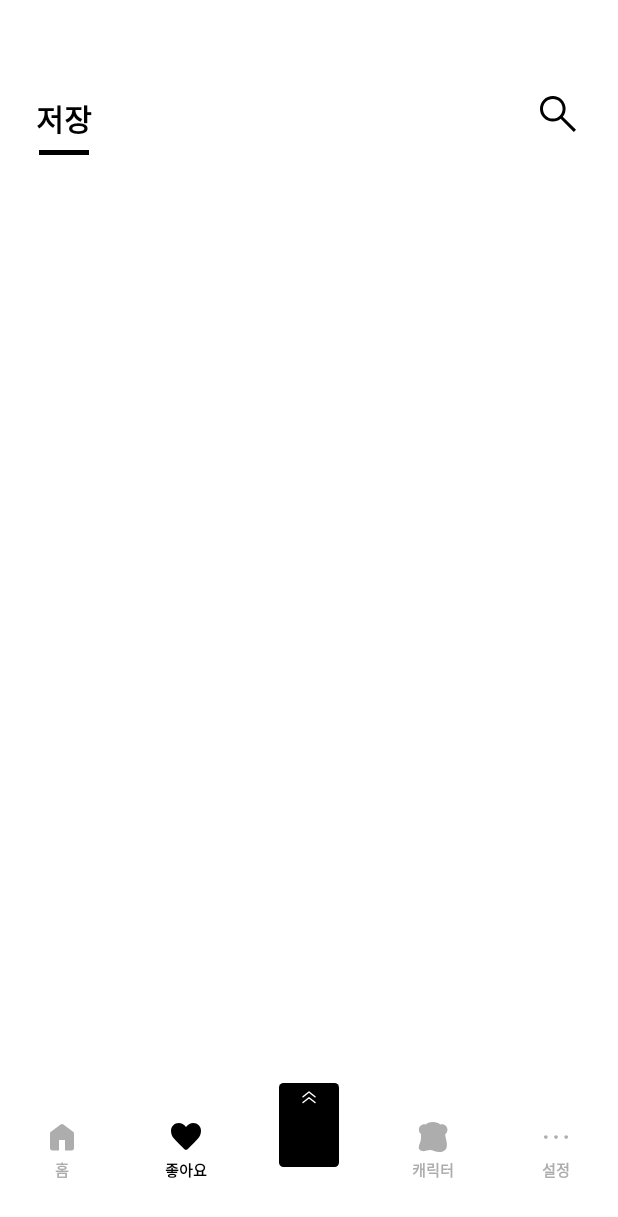
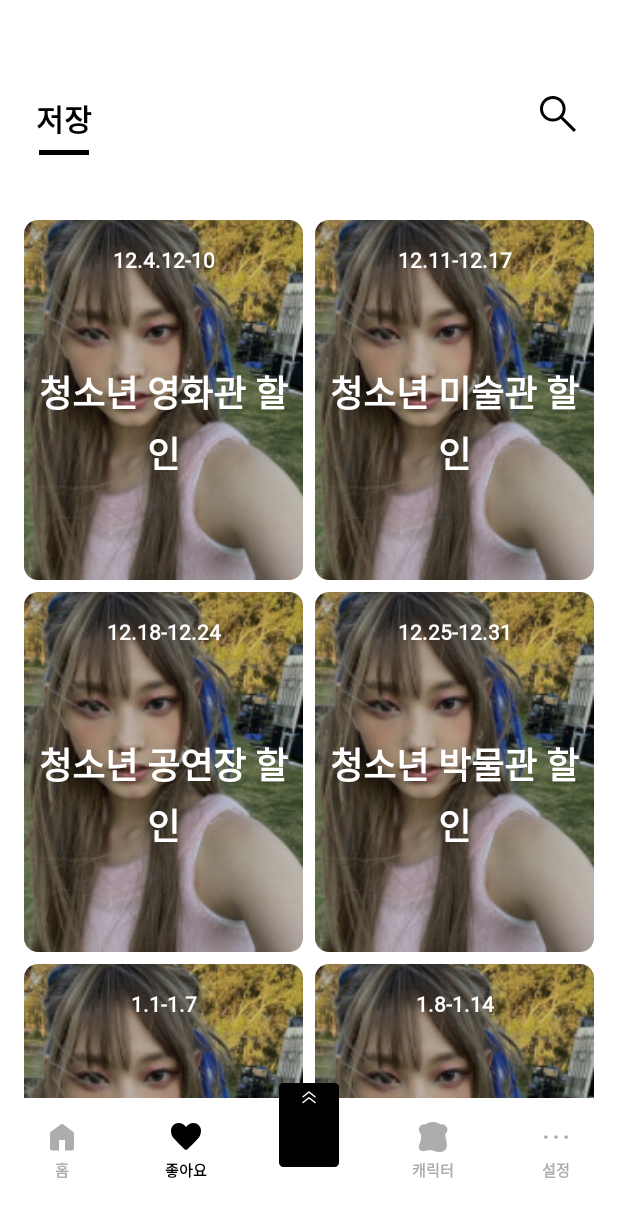
Before and after one commit to Keyneez/Keyneez-AOS, an Android app: the screen it shows after launch (MainActivity), item 2 of the bottom bar chosen, on a phone screen of 412 x 824 dp. Shown: the top 1217 px of the screen. Run offline under Robolectric (Android 15) with nearby library versions, the light colour scheme and no system bars; our stand-ins replace Dagger/Hilt's generated code, Timber, data binding; pictures from the network do not load.

Commit message:
[FEAT/#6] 저장 탭 구현 완료

```diff
--- /dev/null
+++ b/app/src/main/java/com/keyneez/data/entity/LikeData.kt
@@ -0,0 +1,7 @@
+package com.keyneez.data.entity
+
+data class LikeData(
+    val background: Int,
+    val date: String,
+    val title: String
+)
--- /dev/null
+++ b/app/src/main/java/com/keyneez/presentation/main/like/LikeAdapter.kt
@@ -0,0 +1,38 @@
+package com.keyneez.presentation.main.like
+
+import android.view.LayoutInflater
+import android.view.ViewGroup
+import androidx.recyclerview.widget.RecyclerView
+import coil.load
+import coil.transform.RoundedCornersTransformation
+import com.keyneez.data.entity.LikeData
+import com.lab.keyneez.R
+import com.lab.keyneez.databinding.ItemLikeContentBinding
+
+class LikeAdapter : RecyclerView.Adapter<LikeAdapter.getViewHolder>() {
+    var data = listOf<LikeData>()
+
+    override fun onCreateViewHolder(parent: ViewGroup, viewType: Int): getViewHolder {
+        val binding =
+            ItemLikeContentBinding.inflate(LayoutInflater.from(parent.context), parent, false)
+        return getViewHolder(binding)
+    }
+
+    override fun getItemCount(): Int = data.size
+    override fun onBindViewHolder(holder: getViewHolder, position: Int) {
+        holder.bind(data[position])
+    }
+
+    class getViewHolder(private val binding: ItemLikeContentBinding) :
+        RecyclerView.ViewHolder(binding.root) {
+        fun bind(item: LikeData) {
+            binding.ivLikeBackground.load(item.background) {
+                fallback(R.drawable.img_like_background)
+                placeholder(R.drawable.img_like_background)
+                transformations(RoundedCornersTransformation(14f))
+            }
+            binding.tvLikeDate.text = item.date
+            binding.tvLikeTitle.text = item.title
+        }
+    }
+}
--- a/app/src/main/java/com/keyneez/presentation/main/like/LikeFragment.kt
+++ b/app/src/main/java/com/keyneez/presentation/main/like/LikeFragment.kt
@@ -2,12 +2,63 @@ package com.keyneez.presentation.main.like
 
 import android.os.Bundle
 import android.view.View
+import androidx.fragment.app.viewModels
+import androidx.recyclerview.widget.GridLayoutManager
+import com.keyneez.data.entity.LikeData
 import com.keyneez.util.binding.BindingFragment
 import com.lab.keyneez.R
 import com.lab.keyneez.databinding.FragmentLikeBinding
 
 class LikeFragment : BindingFragment<FragmentLikeBinding>(R.layout.fragment_like) {
+    // newinstance() 사용하기
+    // private val likeViewModel by viewModels<LikeViewModel>()
+    lateinit var likeAdapter: LikeAdapter
+    val data = mutableListOf<LikeData>()
+    val viewModel: LikeViewModel by viewModels()
+    // liveData는 observer 패턴을 기반으로 하며 뷰모델과 뷰 간의 통신을 쉽게 한다.
+    // 또한 데이터 변경을 관찰하고 데이터를 자동으로 업데이트한다.
+
     override fun onViewCreated(view: View, savedInstanceState: Bundle?) {
         super.onViewCreated(view, savedInstanceState)
+        initLikeAdapter()
+        initLikeSaveClickListener()
+        initLikeSearchClickListener()
+        setupLikeData()
+    }
+
+    private fun initLikeSearchClickListener() {
+        binding.btnLikeSearch.setOnClickListener {
+            // 검색화면으로 이동
+        }
+    }
+
+    private fun initLikeSaveClickListener() {
+        binding.btnLikeSave.setOnClickListener {
+            binding.rvLikeContent.smoothScrollToPosition(0)
+        }
+    }
+
+    private fun setupLikeData() {
+        // ViewModel을 observe하는 부분을 사용하면 된다.
+        // 뷰모델에서 likelist가 바뀔 때마다 자동적으로 호출되어 바꿔줌
+        // viewLifecycleOwner 대신에 액티비티에서는 this를 사용해 준다.
+        // 상태 변경을 자동으로 알린다.
+        viewModel.likeList.observe(viewLifecycleOwner) {
+            // 어댑터에서 mutablelist썼으면 뷰홀더에서도 mutablelist를 사용하고 어댑터에서 listOf를 썼으면 뷰홀더에서도 통일하기
+            likeAdapter.data = it
+            likeAdapter.notifyDataSetChanged()
+        }
+    }
+
+    private fun initLikeAdapter() {
+        likeAdapter = LikeAdapter()
+        binding.rvLikeContent.adapter = likeAdapter
+        binding.rvLikeContent.layoutManager = GridLayoutManager(activity, 2)
+    }
+
+    companion object {
+        fun newInstance(): LikeFragment {
+            return LikeFragment()
+        }
     }
 }
--- /dev/null
+++ b/app/src/main/java/com/keyneez/presentation/main/like/LikeViewModel.kt
@@ -0,0 +1,59 @@
+package com.keyneez.presentation.main.like
+
+import androidx.lifecycle.LiveData
+import androidx.lifecycle.MutableLiveData
+import androidx.lifecycle.ViewModel
+import com.keyneez.data.entity.LikeData
+import com.lab.keyneez.R
+
+class LikeViewModel : ViewModel() {
+    // binding하는 방식으로 선언해 주기!
+    private val _likeList = MutableLiveData<List<LikeData>>()
+    val likeList: LiveData<List<LikeData>>
+        get() = _likeList
+
+    init {
+        // viewModel을 실행할 때 getLikeList를 제일 먼저 가져와 주세요
+        // init 함수는 매개변수가 없고 반환되는 값이 없는 특별한 함수이다.
+        // 생성자를 통해 인스턴스를 만들어 질 때 생성되는 함수이다.
+        // 생성자를 초기화할 수 있다.
+        getLikeList()
+    }
+
+    private fun getLikeList() {
+        // 코틀린은 자동적으로 타입을 추론해 주기 때문에 굳이 타입을 안 써줘도 된다.
+        val LikeDatas = listOf(
+            LikeData(
+                background = R.drawable.img_like_background,
+                date = "12.4.12-10",
+                title = "청소년 영화관 할인"
+            ),
+            LikeData(
+                background = R.drawable.img_like_background,
+                date = "12.11-12.17",
+                title = "청소년 미술관 할인"
+            ),
+            LikeData(
+                background = R.drawable.img_like_background,
+                date = "12.18-12.24",
+                title = "청소년 공연장 할인"
+            ),
+            LikeData(
+                background = R.drawable.img_like_background,
+                date = "12.25-12.31",
+                title = "청소년 박물관 할인"
+            ),
+            LikeData(
+                background = R.drawable.img_like_background,
+                date = "1.1-1.7",
+                title = "청소년 서점 할인"
+            ),
+            LikeData(
+                background = R.drawable.img_like_background,
+                date = "1.8-1.14",
+                title = "청소년 강의 할인"
+            )
+        )
+        _likeList.value = LikeDatas
+    }
+}
--- a/app/src/main/res/layout/item_like_content.xml
+++ b/app/src/main/res/layout/item_like_content.xml
@@ -8,20 +8,20 @@
     <androidx.constraintlayout.widget.ConstraintLayout
         android:id="@+id/layout_like_rv"
         android:layout_width="match_parent"
-        android:layout_height="wrap_content"
+        android:layout_height="240dp"
         android:layout_marginHorizontal="4dp"
-        android:layout_marginTop="8dp" >
+        android:layout_marginTop="8dp">
 
         <ImageView
             android:id="@+id/iv_like_background"
             android:layout_width="0dp"
             android:layout_height="0dp"
+            android:background="@drawable/shape_14_rect"
             android:scaleType="centerCrop"
             app:layout_constraintBottom_toBottomOf="parent"
             app:layout_constraintEnd_toEndOf="parent"
             app:layout_constraintStart_toStartOf="parent"
-            app:layout_constraintTop_toTopOf="parent"
-            android:background="@drawable/shape_14_rect"/>
+            app:layout_constraintTop_toTopOf="parent" />
 
         <TextView
             android:id="@+id/tv_like_date"
@@ -36,12 +36,11 @@
             tools:text="@string/like_data" />
 
         <TextView
-            android:id="@+id/tv_like_title1"
+            android:id="@+id/tv_like_title"
             style="@style/PretendardBold24"
             android:layout_width="wrap_content"
             android:layout_height="wrap_content"
-            android:layout_marginTop="49dp"
-            android:layout_marginBottom="97dp"
+            android:layout_marginBottom="6dp"
             android:gravity="center"
             android:textColor="@color/gray050"
             app:layout_constraintBottom_toBottomOf="parent"
```
